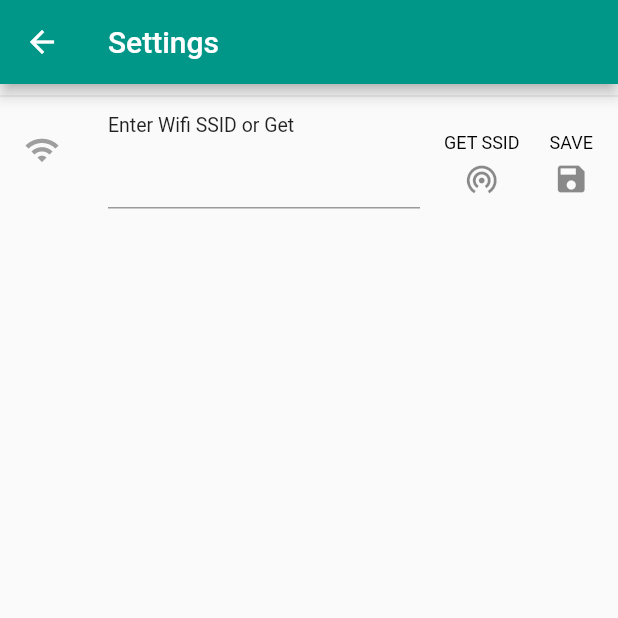
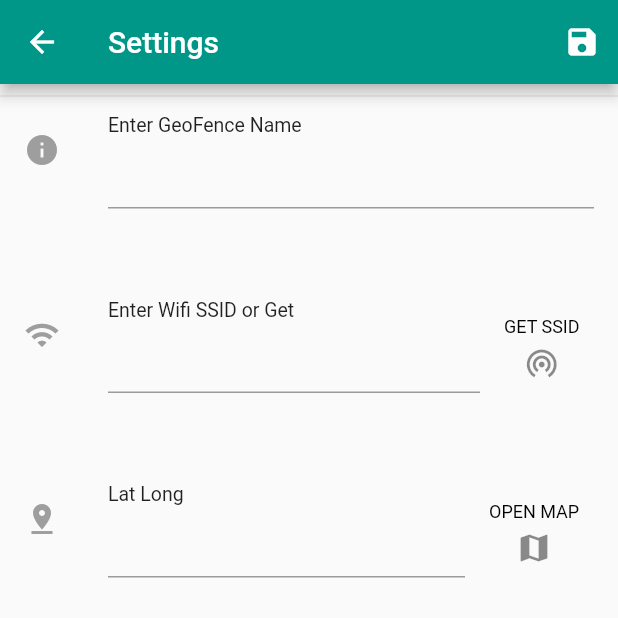
Before and after one commit to shanix13/geofence_test, a Flutter app: the SettingView screen opened directly, on a phone screen of 412 x 824 dp, the top half of it. Run offline on Flutter 3.47's test engine with Material 2 defaults, Android fonts, the phone set to English and light mode, and no system bars; our stand-ins replace geolocator, google_maps_flutter, google_nav_bar, shared_preferences; missing offline and left inert: geolocation, wifi_info_plugin; accounts and stored records are empty.

Commit message:
added map to setting

```diff
--- a/lib/View/SettingView.dart
+++ b/lib/View/SettingView.dart
@@ -1,6 +1,9 @@
 import 'package:flutter/material.dart';
+import 'package:geofence_test/Helper/MapLocation.dart';
 import 'package:geofence_test/Helper/WifiHelper.dart';
+import 'package:geofence_test/Model/GeofenceModel.dart';
 import 'package:geofence_test/WidgetX/StyleX.dart';
+import 'package:google_nav_bar/google_nav_bar.dart';
 
 class SettingView extends StatefulWidget {
   @override
@@ -9,6 +12,11 @@ class SettingView extends StatefulWidget {
 
 class _SettingViewState extends State<SettingView> with StyleX {
   TextEditingController teSSID = new TextEditingController();
+  TextEditingController teName = new TextEditingController();
+  TextEditingController teLocation = new TextEditingController();
+  double lat = 0;
+  double lng = 0;
+  double radius = 0;
 
   @override
   Widget build(BuildContext context) {
@@ -22,10 +30,37 @@ class _SettingViewState extends State<SettingView> with StyleX {
             Navigator.pop(context);
           },
         ),
-        actions: <Widget>[],
+        actions: <Widget>[
+          IconButton(
+              onPressed: () => saveConfig(),
+              icon: Icon(
+                Icons.save,
+                color: Colors.white,
+              ))
+        ],
       ),
       body: ListView(children: <Widget>[
         Divider(),
+        ListTile(
+          title: Text("Enter GeoFence Name"),
+          dense: true,
+          subtitle: Container(
+              height: 100,
+              child: Column(
+                crossAxisAlignment: CrossAxisAlignment.start,
+                children: <Widget>[
+                  textEdit(
+                    teName,
+                  )
+                ],
+              )),
+          leading: Column(
+            children: <Widget>[
+              Icon(Icons.info, color: Colors.grey),
+            ],
+          ),
+          onTap: () {},
+        ),
         ListTile(
           title: Text("Enter Wifi SSID or Get"),
           dense: true,
@@ -40,7 +75,7 @@ class _SettingViewState extends State<SettingView> with StyleX {
                 ],
               )),
           trailing: Container(
-            width: 100,
+            width: 60,
             child: Row(
               children: <Widget>[
                 iconButtonX(
@@ -48,16 +83,48 @@ class _SettingViewState extends State<SettingView> with StyleX {
                     icon: Icons.wifi_tethering,
                     callback: getDeviceSSID),
                 SizedBox(
-                  width: 20,
+                  width: 5,
                 ),
-                iconButtonX(
-                    label: "SAVE", icon: Icons.save, callback: getDeviceSSID),
               ],
             ),
           ),
           leading: Column(
             children: <Widget>[
               Icon(Icons.wifi, color: Colors.grey),
+            ],
+          ),
+          onTap: () {},
+        ),
+        ListTile(
+          title: Text("Lat Long"),
+          dense: true,
+          subtitle: Container(
+              height: 120,
+              child: Column(
+                crossAxisAlignment: CrossAxisAlignment.start,
+                children: <Widget>[
+                  textEdit(
+                    teLocation,
+                  )
+                ],
+              )),
+          trailing: Container(
+            width: 70,
+            child: Row(
+              children: <Widget>[
+                iconButtonX(
+                    label: "OPEN MAP",
+                    icon: Icons.map,
+                    callback: navigateToMap),
+                SizedBox(
+                  width: 5,
+                ),
+              ],
+            ),
+          ),
+          leading: Column(
+            children: <Widget>[
+              Icon(Icons.pin_drop, color: Colors.grey),
             ],
           ),
           onTap: () {},
@@ -71,22 +138,32 @@ class _SettingViewState extends State<SettingView> with StyleX {
     teSSID.text = await wifi.getSSID();
   }
 
-  Widget iconButtonX({String label, IconData icon, Function callback}) {
-    return InkWell(
-        child: Column(
-          children: <Widget>[
-            Text(
-              label,
-              style: normalTextStyle,
-            ),
-            SizedBox(
-              height: 5,
-            ),
-            Icon(icon)
-          ],
-        ),
-        onTap: () {
-          callback();
-        });
+  Future<void> saveConfig() async {
+    GeofenceModel gfm = new GeofenceModel();
+    gfm.name = teName.text;
+    gfm.ssid = teSSID.text;
+    gfm.lat = lat;
+    gfm.lng = lng;
+    gfm.radius = radius;
+    print(gfm.radius);
+  }
+
+  navigateToMap() async {
+    List<String> result = await Navigator.push(
+      context,
+      MaterialPageRoute(builder: (context) => MapLocation()),
+    );
+    if (result != null) {
+      var selectedlocation = result.length == 0 ? "" : result[0];
+      var _latLng = selectedlocation.split(",");
+      var _radius = result[1].toString();
+
+      lat = double.parse(_latLng[0]);
+      lng = double.parse(_latLng[1]);
+      radius = double.parse(_radius);
+
+      teLocation.text =
+          _latLng[0] + "," + _latLng[1] + "\nRadius($_radius meter)";
+    }
   }
 }
--- a/lib/WidgetX/StyleX.dart
+++ b/lib/WidgetX/StyleX.dart
@@ -12,6 +12,24 @@ mixin StyleX {
       TextStyle(fontSize: 15, color: Colors.white, fontWeight: FontWeight.w500);
   var dropDownStyle =
       TextStyle(fontSize: 15, color: Colors.black, fontWeight: FontWeight.w500);
+
+  Widget iconButtonX({String label, IconData icon, Function callback}) {
+    return InkWell(
+        child: Column(
+          children: <Widget>[
+            Text(
+              label,
+              style: normalTextStyle,
+            ),
+            SizedBox(
+              height: 5,
+            ),
+            Icon(icon)
+          ],
+        ),
+        onTap: () {
+          callback();
+        });
   }
 
   Widget textEdit(TextEditingController controller, [double fontSize]) {
@@ -20,6 +38,27 @@ Widget textEdit(TextEditingController controller, [double fontSize]) {
       controller: controller,
       style: TextStyle(
         fontSize: fontSize / 1,
+      ),
+    );
+  }
+
+  Widget textContainer(
+      String lable, Function editComplete, TextEditingController controller) {
+    return Container(
+      width: 200,
+      child: Card(
+        color: Colors.white,
+        child: TextFormField(
+          onEditingComplete: editComplete(),
+          decoration: new InputDecoration(
+              labelText: lable,
+              border: new OutlineInputBorder(
+                  borderSide: new BorderSide(color: Colors.teal))),
+          keyboardType: TextInputType.multiline,
+          maxLines: null,
+          style: TextStyle(color: Colors.black),
+          controller: controller,
+        ),
       ),
     );
   }
@@ -48,3 +87,4 @@ Widget textEditBox(
       ),
     );
   }
+}
--- a/pubspec.yaml
+++ b/pubspec.yaml
@@ -30,6 +30,7 @@ dependencies:
   provider: ^4.0.4
   wifi_info_plugin: ^1.1.5
   shared_preferences: ^0.5.7+3
+  google_maps_flutter: ^0.5.28+1
 
   # The following adds the Cupertino Icons font to your application.
   # Use with the CupertinoIcons class for iOS style icons.
```
Also changed, not shown: lib/Helper/GpsLocator.dart (added, +34 -0 lines), lib/Helper/MapLocation.dart (added, +194 -0 lines), pubspec.lock, 1 other file. Lines whose indentation alone changed are shown as unchanged.
